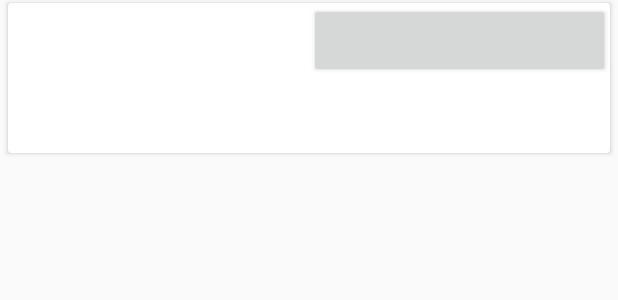
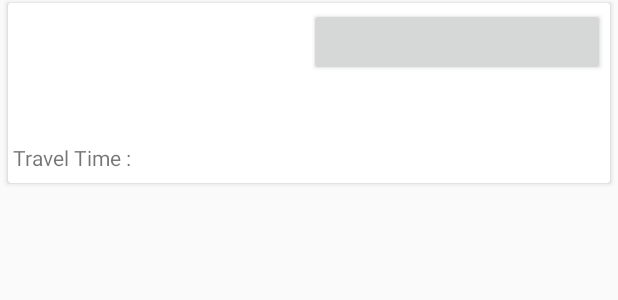
Before and after one commit to maddy-droid/Sample-hotel-flight-booking, an Android app: the layout flights_adapter.xml on its own in the app's theme, with its tools: preview values and no code run, on a phone screen of 412 x 824 dp. Shown: the top 300 px of the screen. Run offline under Robolectric (Android 15) with nearby library versions, the phone set to English and light mode, and no system bars.

Commit message:
Added travel time to the layout of flights

```diff
--- a/app/src/main/java/com/santhu/demo/adapter/FlightsAdapter.java
+++ b/app/src/main/java/com/santhu/demo/adapter/FlightsAdapter.java
@@ -11,7 +11,6 @@ import androidx.recyclerview.widget.RecyclerView;
 
 import com.santhu.demo.R;
 import com.santhu.demo.model.Flight;
-import com.santhu.demo.model.FlightDetails;
 import com.santhu.demo.utils.DateUtils;
 
 import java.util.ArrayList;
@@ -44,6 +43,7 @@ public class FlightsAdapter extends RecyclerView.Adapter<FlightsAdapter.FlightsV
         holder.airwaysTextView.setText(flight.getAirline());
         holder.priceTextView.setText(flight.getPrice());
 
+        holder.totalTravelTimeTextView.setText(DateUtils.getTravelTime(flight.getDeparture_date(), flight.getArrival_date()));
 
     }
 
@@ -67,6 +67,7 @@ public class FlightsAdapter extends RecyclerView.Adapter<FlightsAdapter.FlightsV
         TextView arrivalAirportTextView;
         TextView airwaysTextView;
         Button priceTextView;
+        TextView totalTravelTimeTextView;
 
 
 
@@ -81,6 +82,7 @@ public class FlightsAdapter extends RecyclerView.Adapter<FlightsAdapter.FlightsV
             airwaysTextView =itemView.findViewById(R.id.airway_name_tv);
            priceTextView =itemView.findViewById(R.id.price_name_tv);
 
+            totalTravelTimeTextView =itemView.findViewById(R.id.total_travel_time);
 
         }
 
--- a/app/src/main/res/layout/flights_adapter.xml
+++ b/app/src/main/res/layout/flights_adapter.xml
@@ -1,7 +1,7 @@
 <?xml version="1.0" encoding="utf-8"?>
 <androidx.cardview.widget.CardView xmlns:android="http://schemas.android.com/apk/res/android"
     android:orientation="vertical" android:layout_width="match_parent"
-    android:layout_height="100dp"
+    android:layout_height="120dp"
     android:layout_marginTop="2dp"
     android:layout_marginLeft="5dp"
     android:layout_marginRight="5dp"
@@ -10,12 +10,16 @@
 
     <LinearLayout android:layout_width="match_parent"
         android:layout_height="match_parent"
-        android:orientation="vertical">
+        android:orientation="vertical"
+        android:layout_marginTop="3dp"
+        android:layout_marginLeft="3dp"
+        android:layout_marginRight="3dp"
+        android:layout_marginBottom="3dp">
 
         <LinearLayout
             android:layout_width="match_parent"
             android:layout_height="0dp"
-            android:layout_weight="0.50"
+            android:layout_weight="0.40"
             android:orientation="horizontal">
 
             <TextView
@@ -38,7 +42,7 @@
         <LinearLayout
             android:layout_width="match_parent"
             android:layout_height="0dp"
-            android:layout_weight="0.25"
+            android:layout_weight="0.20"
             android:orientation="horizontal">
 
             <TextView
@@ -62,7 +66,7 @@
         <LinearLayout
             android:layout_width="match_parent"
             android:layout_height="0dp"
-            android:layout_weight="0.25"
+            android:layout_weight="0.20"
             android:orientation="horizontal">
 
             <TextView
@@ -72,8 +76,6 @@
                 android:layout_height="match_parent">
 
             </TextView>
-
-
 
             <TextView
                 android:id="@+id/arrival_airport_name_tv"
@@ -85,7 +87,28 @@
 
         </LinearLayout>
 
+    <LinearLayout
+        android:layout_width="match_parent"
+        android:layout_height="0dp"
+        android:layout_weight="0.20"
+        android:orientation="horizontal">
 
+
+        <TextView
+            android:layout_width="wrap_content"
+            android:layout_height="match_parent"
+            android:text="Travel Time : ">
+
+        </TextView>
+
+        <TextView
+            android:id="@+id/total_travel_time"
+            android:layout_width="wrap_content"
+            android:layout_height="match_parent"
+            android:text="">
+        </TextView>
+
+    </LinearLayout>
 
 
     </LinearLayout>
```
